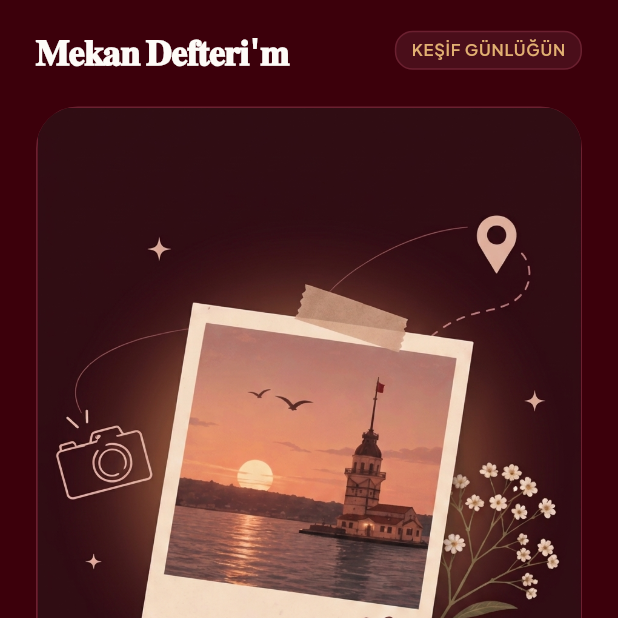
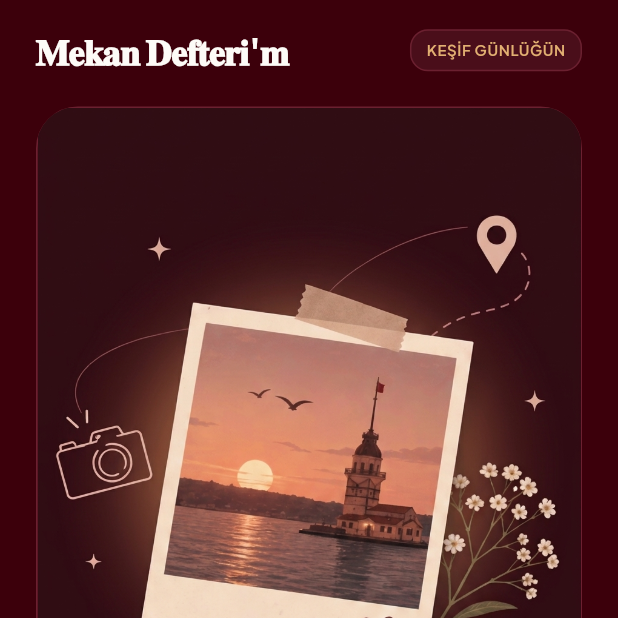
Before and after one commit to zehratuncer/MekanDefterim, a Flutter app: the screen it shows after launch, on a phone screen of 412 x 824 dp, the top half of it. Run offline on Flutter 3.47's test engine with Material 3 defaults, Android fonts, the phone set to English and light mode, and no system bars; our stand-ins replace drift, flutter_map, flutter_riverpod, geolocator, go_router, google_fonts and 2 more; accounts and stored records are empty; generated files the repository leaves out were written again.

Commit message:
onboarding page duzenlendi

```diff
--- a/lib/features/onboarding/presentation/pages/onboarding_page.dart
+++ b/lib/features/onboarding/presentation/pages/onboarding_page.dart
@@ -35,7 +35,7 @@ class OnboardingPage extends StatelessWidget {
                   ),
                   const SizedBox(width: 14),
                   Container(
-                    padding: const EdgeInsets.symmetric(horizontal: 10, vertical: 4),
+                    padding: const EdgeInsets.symmetric(horizontal: 10, vertical: 6),
                     decoration: BoxDecoration(
                       color: AppColors.surface,
                       borderRadius: BorderRadius.circular(12),
@@ -44,10 +44,10 @@ class OnboardingPage extends StatelessWidget {
                     child: const Text(
                       'KEŞİF GÜNLÜĞÜN',
                       style: TextStyle(
-                        fontSize: 11,
+                        fontSize: 10,
                         fontWeight: FontWeight.w600,
                         color: AppColors.accent,
-                        letterSpacing: 0.5,
+                        letterSpacing: 0.4,
                       ),
                     ),
                   ),
```
